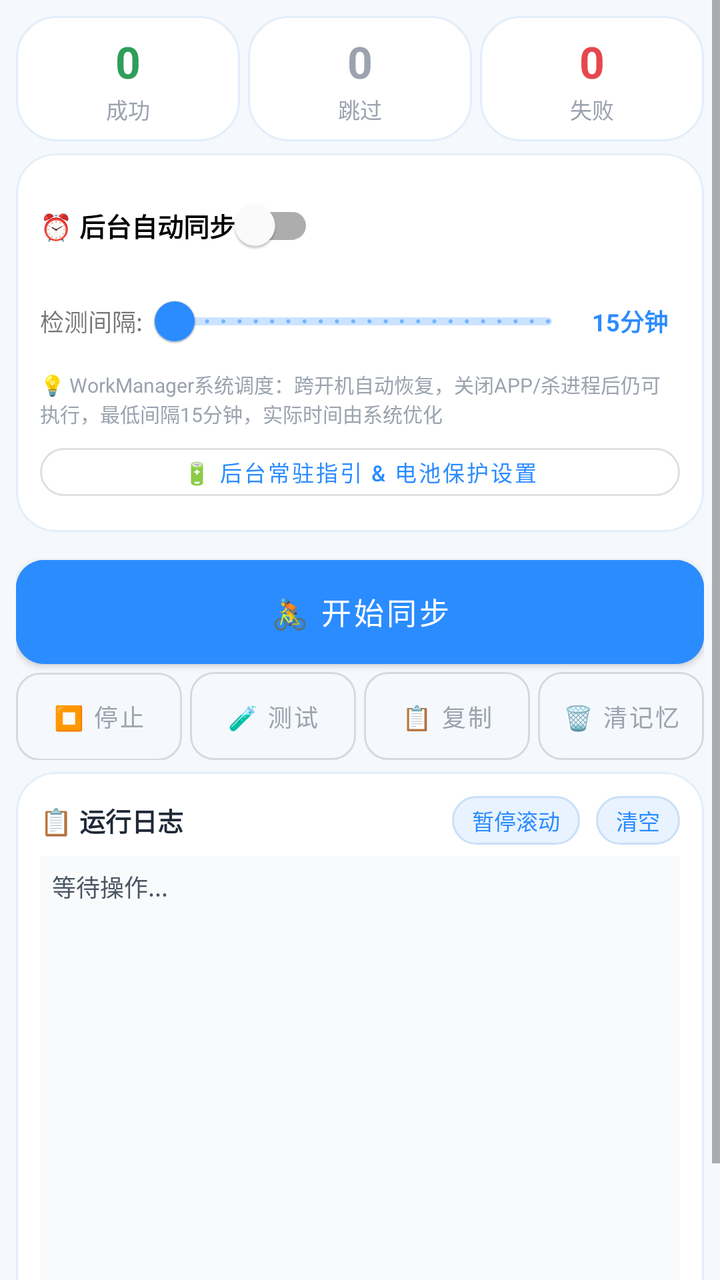
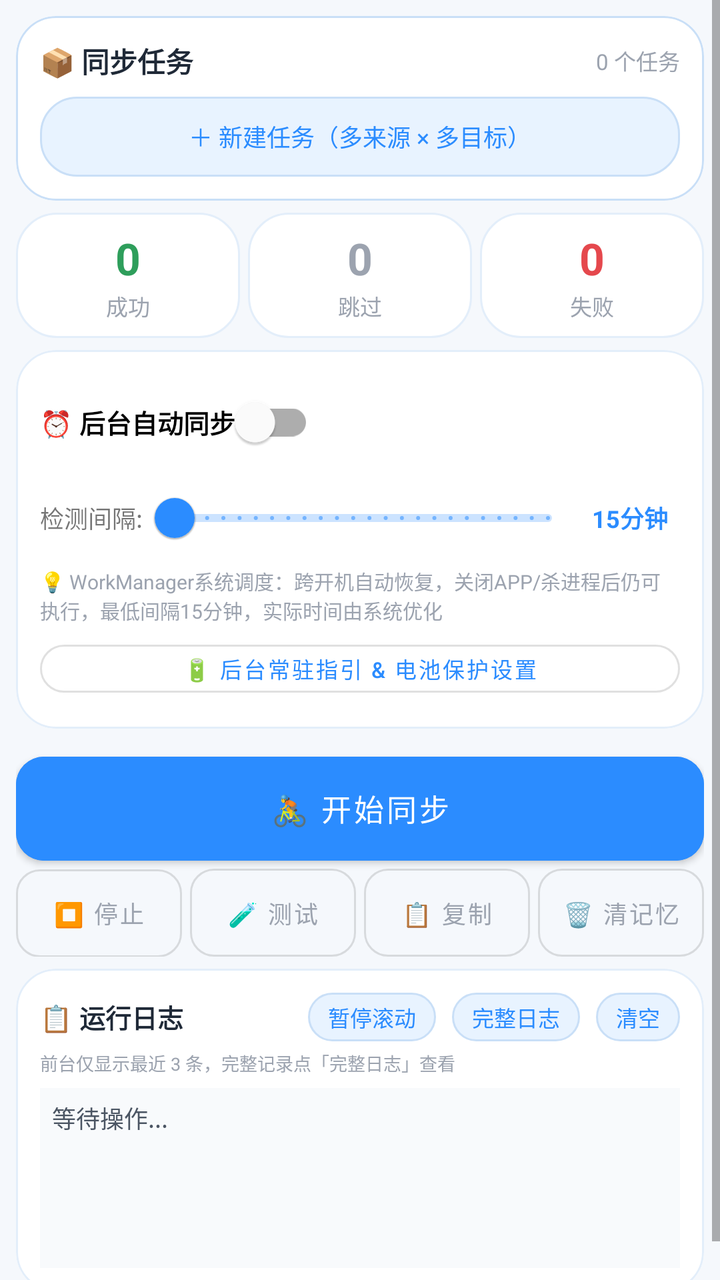

An Android layout rendered at two revisions. The XML below is the earlier revision; the diff shows what the commit changed to produce the second picture.
<!-- AndroidManifest.xml: application theme Theme.JichiOB -->
<!-- res/layout/fragment_sync.xml -->
<?xml version="1.0" encoding="utf-8"?>
<ScrollView xmlns:android="http://schemas.android.com/apk/res/android"
    xmlns:app="http://schemas.android.com/apk/res-auto"
    android:layout_width="match_parent"
    android:layout_height="match_parent"
    android:background="@color/bg_light"
    android:fillViewport="true">

    <LinearLayout
        android:layout_width="match_parent"
        android:layout_height="wrap_content"
        android:orientation="vertical"
        android:padding="8dp">

        
        <LinearLayout
            android:layout_width="match_parent"
            android:layout_height="wrap_content"
            android:layout_marginBottom="6dp"
            android:orientation="horizontal">

            <LinearLayout
                android:layout_width="0dp"
                android:layout_height="wrap_content"
                android:layout_weight="1"
                android:layout_marginEnd="4dp"
                android:orientation="vertical"
                android:gravity="center"
                android:padding="8dp"
                android:background="@drawable/bg_note_card">
                <TextView
                    android:id="@+id/tvStatOk"
                    android:layout_width="wrap_content"
                    android:layout_height="wrap_content"
                    android:text="0"
                    android:textColor="@color/log_success"
                    android:textSize="22sp"
                    android:textStyle="bold" />
                <TextView
                    android:layout_width="wrap_content"
                    android:layout_height="wrap_content"
                    android:text="成功"
                    android:textColor="@color/text_secondary"
                    android:textSize="11sp"
                    android:layout_marginTop="1dp" />
            </LinearLayout>

            <LinearLayout
                android:layout_width="0dp"
                android:layout_height="wrap_content"
                android:layout_weight="1"
                android:layout_marginEnd="4dp"
                android:orientation="vertical"
                android:gravity="center"
                android:padding="8dp"
                android:background="@drawable/bg_note_card">
                <TextView
                    android:id="@+id/tvStatSkip"
                    android:layout_width="wrap_content"
                    android:layout_height="wrap_content"
                    android:text="0"
                    android:textColor="@color/log_skip"
                    android:textSize="22sp"
                    android:textStyle="bold" />
                <TextView
                    android:layout_width="wrap_content"
                    android:layout_height="wrap_content"
                    android:text="跳过"
                    android:textColor="@color/text_secondary"
                    android:textSize="11sp"
                    android:layout_marginTop="1dp" />
            </LinearLayout>

            <LinearLayout
                android:layout_width="0dp"
                android:layout_height="wrap_content"
                android:layout_weight="1"
                android:orientation="vertical"
                android:gravity="center"
                android:padding="8dp"
                android:background="@drawable/bg_note_card">
                <TextView
                    android:id="@+id/tvStatFail"
                    android:layout_width="wrap_content"
                    android:layout_height="wrap_content"
                    android:text="0"
                    android:textColor="@color/log_error"
                    android:textSize="22sp"
                    android:textStyle="bold" />
                <TextView
                    android:layout_width="wrap_content"
                    android:layout_height="wrap_content"
                    android:text="失败"
                    android:textColor="@color/text_secondary"
                    android:textSize="11sp"
                    android:layout_marginTop="1dp" />
            </LinearLayout>
        </LinearLayout>

        
        <com.google.android.material.card.MaterialCardView
            android:layout_width="match_parent"
            android:layout_height="wrap_content"
            android:layout_marginBottom="6dp"
            app:cardCornerRadius="20dp"
            app:cardElevation="0dp"
            app:strokeColor="#E3EEFA"
            app:strokeWidth="1dp">
            <LinearLayout android:layout_width="match_parent" android:layout_height="wrap_content" android:orientation="vertical" android:padding="12dp">
                <com.google.android.material.switchmaterial.SwitchMaterial android:id="@+id/switchAutoSync" android:layout_width="wrap_content" android:layout_height="wrap_content" android:text="⏰ 后台自动同步" android:textSize="13sp" android:textStyle="bold" />
                <LinearLayout android:layout_width="match_parent" android:layout_height="wrap_content" android:orientation="horizontal" android:gravity="center_vertical">
                    <TextView android:layout_width="wrap_content" android:layout_height="wrap_content" android:text="检测间隔:" android:textSize="12sp" />
                    <com.google.android.material.slider.Slider android:id="@+id/sliderAutoInterval" android:layout_width="0dp" android:layout_height="wrap_content" android:layout_weight="1" android:valueFrom="900" android:valueTo="3600" android:stepSize="60" android:value="900" app:thumbColor="@color/primary" app:trackColorActive="@color/primary" />
                    <TextView android:id="@+id/tvAutoInterval" android:layout_width="50dp" android:layout_height="wrap_content" android:text="15分钟" android:textSize="12sp" android:textStyle="bold" android:gravity="center" android:textColor="@color/primary" />
                </LinearLayout>
                <TextView android:layout_width="match_parent" android:layout_height="wrap_content" android:text="💡 WorkManager系统调度：跨开机自动恢复，关闭APP/杀进程后仍可执行，最低间隔15分钟，实际时间由系统优化" android:textSize="10sp" android:textColor="@color/text_secondary" />
                <com.google.android.material.button.MaterialButton android:id="@+id/btnPowerGuide" android:layout_width="match_parent" android:layout_height="36dp" android:layout_marginTop="4dp" android:text="🔋 后台常驻指引 &amp; 电池保护设置" android:textSize="11sp" style="@style/Widget.MaterialComponents.Button.OutlinedButton" app:cornerRadius="14dp" />
            </LinearLayout>
        </com.google.android.material.card.MaterialCardView>

        
        <com.google.android.material.button.MaterialButton
            android:id="@+id/btnSync"
            android:layout_width="match_parent"
            android:layout_height="52dp"
            android:layout_marginTop="8dp"
            android:insetTop="0dp"
            android:insetBottom="0dp"
            android:text="🚴 开始同步"
            android:textSize="15sp"
            android:backgroundTint="@color/gradient_end"
            app:cornerRadius="14dp" />

        
        <com.jichi.ob.ui.LinearProgressView
            android:id="@+id/progressBar"
            android:layout_width="match_parent"
            android:layout_height="14dp"
            android:layout_marginTop="8dp"
            android:layout_marginBottom="2dp"
            android:visibility="gone" />

        
        <LinearLayout android:layout_width="match_parent" android:layout_height="wrap_content" android:layout_marginTop="4dp" android:layout_marginBottom="6dp" android:orientation="horizontal">
            <com.google.android.material.button.MaterialButton android:id="@+id/btnStop" android:layout_width="0dp" android:layout_height="44dp" android:layout_weight="1" android:layout_marginEnd="4dp" android:insetTop="0dp" android:insetBottom="0dp" android:minWidth="0dp" android:maxLines="1" android:singleLine="true" android:ellipsize="none" android:paddingStart="2dp" android:paddingEnd="2dp" android:gravity="center" android:text="⏹ 停止" android:textSize="12sp" android:enabled="false" style="@style/Widget.MaterialComponents.Button.OutlinedButton" android:textColor="@color/text_secondary" app:cornerRadius="12dp" />
            <com.google.android.material.button.MaterialButton android:id="@+id/btnTestDownload" android:layout_width="0dp" android:layout_height="44dp" android:layout_weight="1" android:layout_marginEnd="4dp" android:insetTop="0dp" android:insetBottom="0dp" android:minWidth="0dp" android:maxLines="1" android:singleLine="true" android:ellipsize="none" android:paddingStart="2dp" android:paddingEnd="2dp" android:gravity="center" android:text="🧪 测试" android:textSize="12sp" style="@style/Widget.MaterialComponents.Button.OutlinedButton" android:textColor="@color/text_secondary" app:cornerRadius="12dp" />
            <com.google.android.material.button.MaterialButton android:id="@+id/btnCopyLog" android:layout_width="0dp" android:layout_height="44dp" android:layout_weight="1" android:layout_marginEnd="4dp" android:insetTop="0dp" android:insetBottom="0dp" android:minWidth="0dp" android:maxLines="1" android:singleLine="true" android:ellipsize="none" android:paddingStart="2dp" android:paddingEnd="2dp" android:gravity="center" android:text="📋 复制" android:textSize="12sp" style="@style/Widget.MaterialComponents.Button.OutlinedButton" android:textColor="@color/text_secondary" app:cornerRadius="12dp" />
            <com.google.android.material.button.MaterialButton android:id="@+id/btnClearSync" android:layout_width="0dp" android:layout_height="44dp" android:layout_weight="1" android:insetTop="0dp" android:insetBottom="0dp" android:minWidth="0dp" android:maxLines="1" android:singleLine="true" android:ellipsize="none" android:paddingStart="2dp" android:paddingEnd="2dp" android:gravity="center" android:text="🗑 清记忆" android:textSize="12sp" style="@style/Widget.MaterialComponents.Button.OutlinedButton" android:textColor="@color/text_secondary" app:cornerRadius="12dp" />
        </LinearLayout>

        

        
        <com.google.android.material.card.MaterialCardView android:layout_width="match_parent" android:layout_height="wrap_content" android:layout_marginBottom="6dp" app:cardCornerRadius="20dp" app:cardElevation="0dp"
            app:strokeColor="#E3EEFA"
            app:strokeWidth="1dp">
            <LinearLayout android:layout_width="match_parent" android:layout_height="wrap_content" android:orientation="vertical" android:padding="12dp">
                <LinearLayout
                    android:layout_width="match_parent"
                    android:layout_height="wrap_content"
                    android:orientation="horizontal"
                    android:gravity="center_vertical">
                    <TextView
                        android:layout_width="0dp"
                        android:layout_height="wrap_content"
                        android:layout_weight="1"
                        android:text="📋 运行日志"
                        android:textSize="13sp"
                        android:textStyle="bold"
                        android:textColor="@color/text_primary" />
                    <TextView
                        android:id="@+id/btnPauseLog"
                        android:layout_width="wrap_content"
                        android:layout_height="wrap_content"
                        android:paddingStart="10dp"
                        android:paddingTop="4dp"
                        android:paddingEnd="10dp"
                        android:paddingBottom="4dp"
                        android:background="@drawable/bg_check_update"
                        android:clickable="true"
                        android:focusable="true"
                        android:text="暂停滚动"
                        android:textColor="@color/primary"
                        android:textSize="11sp" />
                    <TextView
                        android:id="@+id/btnClearLog"
                        android:layout_width="wrap_content"
                        android:layout_height="wrap_content"
                        android:layout_marginStart="8dp"
                        android:paddingStart="10dp"
                        android:paddingTop="4dp"
                        android:paddingEnd="10dp"
                        android:paddingBottom="4dp"
                        android:background="@drawable/bg_check_update"
                        android:clickable="true"
                        android:focusable="true"
                        android:text="清空"
                        android:textColor="@color/primary"
                        android:textSize="11sp" />
                </LinearLayout>
                <ScrollView android:id="@+id/svLog" android:layout_width="match_parent" android:layout_height="250dp" android:nestedScrollingEnabled="true" android:layout_marginTop="6dp" android:background="#F8FAFC" android:padding="6dp">
                    <TextView android:id="@+id/tvLog" android:layout_width="match_parent" android:layout_height="wrap_content" android:text="等待操作..." android:textSize="12sp" android:lineSpacingExtra="3dp" android:textColor="@color/log_normal" />
                </ScrollView>
            </LinearLayout>
        </com.google.android.material.card.MaterialCardView>
    </LinearLayout>
</ScrollView>
<!-- resources referenced by this layout -->
<resources>
  <color name="bg_light">#F5F8FC</color>
  <color name="gradient_end">#2B8CFF</color>
  <color name="log_error">#E5484D</color>
  <color name="log_normal">#4B5563</color>
  <color name="log_skip">#9CA3AF</color>
  <color name="log_success">#2E9E5B</color>
  <color name="primary">#2B8CFF</color>
  <color name="text_primary">#1F2937</color>
  <color name="text_secondary">#9CA3AF</color>
  <!-- drawable bg_check_update (drawable) -->
  <?xml version="1.0" encoding="utf-8"?>
  <shape xmlns:android="http://schemas.android.com/apk/res/android"
      android:shape="rectangle">
      <solid android:color="#E8F3FF" />
      <corners android:radius="18dp" />
      <stroke
          android:width="1dp"
          android:color="#C9DFF7" />
  </shape>
  <!-- drawable bg_note_card (drawable) -->
  <?xml version="1.0" encoding="utf-8"?>
  <shape xmlns:android="http://schemas.android.com/apk/res/android"
      android:shape="rectangle">
      <solid android:color="#FFFFFF" />
      <corners android:radius="20dp" />
      <stroke android:width="1dp" android:color="#E3EEFA" />
  </shape>
  <style name="Theme.JichiOB" parent="Theme.MaterialComponents.Light.NoActionBar">
          <item name="colorPrimary">@color/primary</item>
          <item name="colorPrimaryDark">@color/primary_dark</item>
          <item name="colorAccent">@color/primary</item>
          <item name="android:statusBarColor">@color/bg_light</item>
          <item name="android:windowBackground">@color/bg_light</item>
      </style>
  <color name="primary_dark">#1A6FDB</color>
</resources>

<!-- the commit's change to res/layout/fragment_sync.xml (unified diff, before → after) -->
@@ -11,6 +11,36 @@
         android:layout_height="wrap_content"
         android:orientation="vertical"
         android:padding="8dp">
+
+        
+        <com.google.android.material.card.MaterialCardView
+            android:layout_width="match_parent"
+            android:layout_height="wrap_content"
+            android:layout_marginBottom="6dp"
+            app:cardCornerRadius="20dp"
+            app:cardElevation="0dp"
+            app:strokeColor="#C9DFF7"
+            app:strokeWidth="1dp">
+            <LinearLayout android:layout_width="match_parent" android:layout_height="wrap_content" android:orientation="vertical" android:padding="12dp">
+                <LinearLayout android:layout_width="match_parent" android:layout_height="wrap_content" android:orientation="horizontal" android:gravity="center_vertical">
+                    <TextView android:layout_width="0dp" android:layout_height="wrap_content" android:layout_weight="1" android:text="📦 同步任务" android:textSize="14sp" android:textStyle="bold" android:textColor="@color/text_primary" />
+                    <TextView android:id="@+id/tvTaskHint" android:layout_width="wrap_content" android:layout_height="wrap_content" android:text="0 个任务" android:textSize="11sp" android:textColor="@color/text_secondary" />
+                </LinearLayout>
+                <LinearLayout android:id="@+id/containerTasks" android:layout_width="match_parent" android:layout_height="wrap_content" android:orientation="vertical" />
+                <TextView
+                    android:id="@+id/btnGoCreate"
+                    android:layout_width="match_parent"
+                    android:layout_height="40dp"
+                    android:layout_marginTop="8dp"
+                    android:gravity="center"
+                    android:background="@drawable/bg_check_update"
+                    android:clickable="true"
+                    android:focusable="true"
+                    android:text="＋ 新建任务（多来源 × 多目标）"
+                    android:textColor="@color/primary"
+                    android:textSize="12sp" />
+            </LinearLayout>
+        </com.google.android.material.card.MaterialCardView>
 
         
         <LinearLayout
@@ -183,6 +213,21 @@
                         android:textColor="@color/primary"
                         android:textSize="11sp" />
                     <TextView
+                        android:id="@+id/btnFullLog"
+                        android:layout_width="wrap_content"
+                        android:layout_height="wrap_content"
+                        android:layout_marginStart="8dp"
+                        android:paddingStart="10dp"
+                        android:paddingTop="4dp"
+                        android:paddingEnd="10dp"
+                        android:paddingBottom="4dp"
+                        android:background="@drawable/bg_check_update"
+                        android:clickable="true"
+                        android:focusable="true"
+                        android:text="完整日志"
+                        android:textColor="@color/primary"
+                        android:textSize="11sp" />
+                    <TextView
                         android:id="@+id/btnClearLog"
                         android:layout_width="wrap_content"
                         android:layout_height="wrap_content"
@@ -198,7 +243,15 @@
                         android:textColor="@color/primary"
                         android:textSize="11sp" />
                 </LinearLayout>
-                <ScrollView android:id="@+id/svLog" android:layout_width="match_parent" android:layout_height="250dp" android:nestedScrollingEnabled="true" android:layout_marginTop="6dp" android:background="#F8FAFC" android:padding="6dp">
+                <TextView
+                    android:id="@+id/tvLogCap"
+                    android:layout_width="match_parent"
+                    android:layout_height="wrap_content"
+                    android:layout_marginTop="4dp"
+                    android:text="前台仅显示最近 3 条，完整记录点「完整日志」查看"
+                    android:textSize="9sp"
+                    android:textColor="@color/text_secondary" />
+                <ScrollView android:id="@+id/svLog" android:layout_width="match_parent" android:layout_height="90dp" android:nestedScrollingEnabled="true" android:layout_marginTop="6dp" android:background="#F8FAFC" android:padding="6dp">
                     <TextView android:id="@+id/tvLog" android:layout_width="match_parent" android:layout_height="wrap_content" android:text="等待操作..." android:textSize="12sp" android:lineSpacingExtra="3dp" android:textColor="@color/log_normal" />
                 </ScrollView>
             </LinearLayout>
